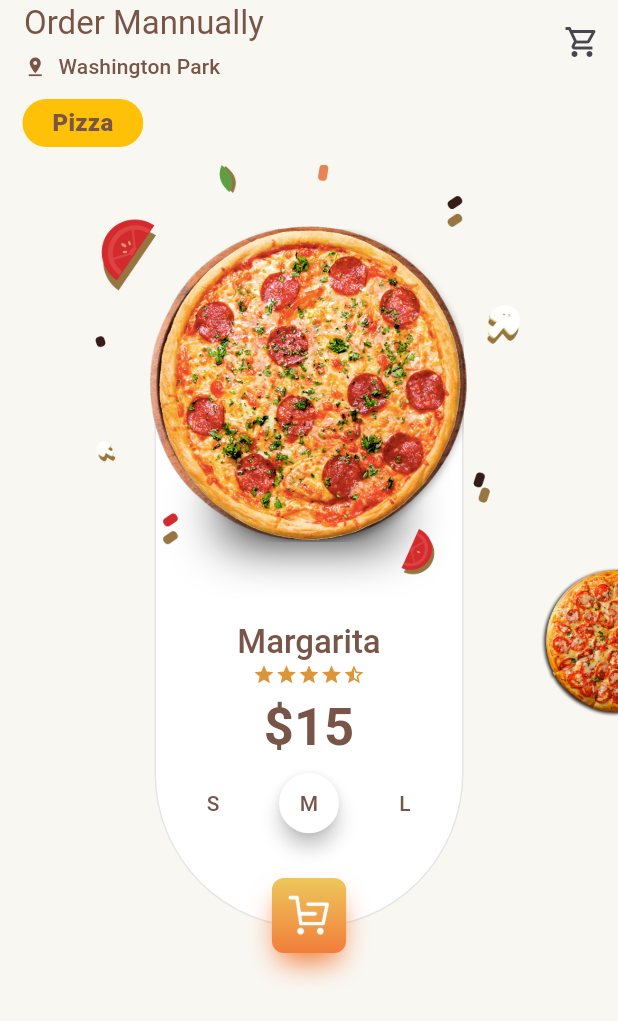
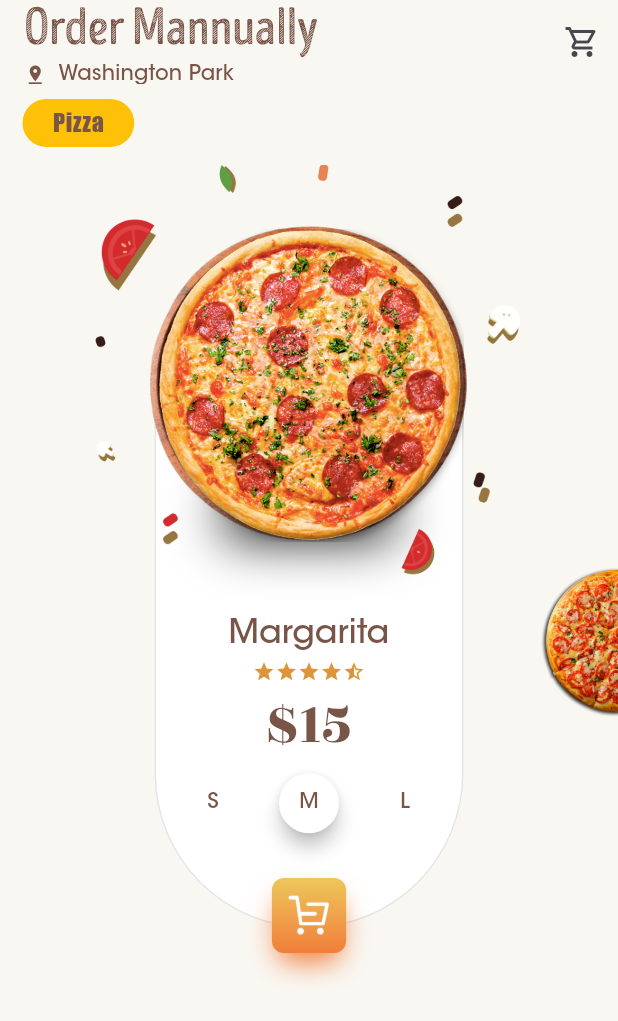
Before and after one commit to MatiasSalomon01/Pizza-App-Challenge, a Flutter app: the screen it shows after launch, on a phone screen of 412 x 824 dp. Shown: the top 1021 px of the screen. Run offline on Flutter 3.47's test engine with Material 3 defaults, Android fonts, the phone set to English and light mode, and no system bars; our stand-ins replace animate_do.

Commit message:
home page done

```diff
--- a/lib/main.dart
+++ b/lib/main.dart
@@ -16,6 +16,7 @@ class MyApp extends StatelessWidget {
       theme: ThemeData(
         scaffoldBackgroundColor: const Color(0xfff9f7f2),
         appBarTheme: const AppBarTheme(backgroundColor: Color(0xfff9f7f2)),
+        fontFamily: "ITC",
         textTheme: const TextTheme(
           titleLarge: TextStyle(color: Colors.brown),
           titleMedium: TextStyle(color: Colors.brown),
--- a/lib/screens/home/home_screens.dart
+++ b/lib/screens/home/home_screens.dart
@@ -45,9 +45,11 @@ class _HomeScreenState extends State<HomeScreen>
           children: [
             Text(
               'Order Mannually',
-              style: Theme.of(context).textTheme.titleLarge,
+              style: Theme.of(context)
+                  .textTheme
+                  .titleLarge
+                  ?.copyWith(fontFamily: 'Header', fontSize: 35),
             ),
-            const SizedBox(height: 5),
             Row(
               children: [
                 const Icon(Icons.pin_drop, size: 15, color: Colors.brown),
@@ -79,10 +81,10 @@ class _HomeScreenState extends State<HomeScreen>
                   color: Colors.amber, borderRadius: BorderRadius.circular(50)),
               child: Text(
                 'Pizza',
-                style: Theme.of(context)
-                    .textTheme
-                    .titleMedium
-                    ?.copyWith(fontWeight: FontWeight.w900),
+                style: Theme.of(context).textTheme.titleMedium?.copyWith(
+                    fontWeight: FontWeight.w500,
+                    letterSpacing: .5,
+                    fontFamily: 'Impact'),
               ),
             ),
             Stack(
@@ -255,7 +257,7 @@ class _HomeScreenState extends State<HomeScreen>
   }
 }
 
-class Details extends StatelessWidget {
+class Details extends StatefulWidget {
   const Details({
     super.key,
     required this.item,
@@ -264,25 +266,34 @@ class Details extends StatelessWidget {
   final PizzaItem item;
 
   @override
+  State<Details> createState() => _DetailsState();
+}
+
+class _DetailsState extends State<Details> {
+  bool isSmall = false;
+  bool isMedium = true;
+  bool isLarge = false;
+  @override
   Widget build(BuildContext context) {
     return SizedBox(
       height: MediaQuery.of(context).size.height * .56,
       child: Column(
         mainAxisAlignment: MainAxisAlignment.end,
         children: [
-          FadeIn(
+          FadeInUp(
+            key: ValueKey(widget.item.name),
+            from: 10,
+            duration: const Duration(milliseconds: 200),
             child: Text(
-              item.name,
-              style: Theme.of(context)
-                  .textTheme
-                  .titleLarge
-                  ?.copyWith(fontWeight: FontWeight.w500),
+              widget.item.name,
+              style: Theme.of(context).textTheme.titleLarge,
             ),
           ),
+          const SizedBox(height: 3),
           Row(
             mainAxisAlignment: MainAxisAlignment.center,
             children: List.generate(5, (index) {
-              var rating = item.rating;
+              var rating = widget.item.rating;
 
               // Determina el tipo de estrella a mostrar
               IconData icon;
@@ -304,55 +315,71 @@ class Details extends StatelessWidget {
               );
             }),
           ),
-          const SizedBox(height: 5),
-          Text(
-            '\$${item.price}',
-            style: Theme.of(context)
-                .textTheme
-                .titleLarge
-                ?.copyWith(fontWeight: FontWeight.bold, fontSize: 35),
+          FadeInUp(
+            key: ValueKey('${widget.item.name}-price'),
+            from: 10,
+            duration: const Duration(milliseconds: 200),
+            child: Text(
+              '\$${widget.item.price}',
+              style: Theme.of(context)
+                  .textTheme
+                  .titleLarge
+                  ?.copyWith(fontSize: 40, fontFamily: 'RozhaOne'),
+            ),
           ),
           const SizedBox(height: 5),
           Row(
             mainAxisAlignment: MainAxisAlignment.center,
             children: [
               ElevatedButton(
-                style: const ButtonStyle(
-                  shape: WidgetStatePropertyAll(CircleBorder()),
-                  elevation: WidgetStatePropertyAll(0),
-                  overlayColor: WidgetStatePropertyAll(Colors.transparent),
-                  backgroundColor: WidgetStatePropertyAll(Colors.white),
+                style: ButtonStyle(
+                  shape: const WidgetStatePropertyAll(CircleBorder()),
+                  elevation: WidgetStatePropertyAll(isSmall ? 5 : 0),
+                  overlayColor:
+                      const WidgetStatePropertyAll(Colors.transparent),
+                  backgroundColor: const WidgetStatePropertyAll(Colors.white),
                 ),
-                onPressed: () {
-                  // dataController.reverse();
-                  // dataController.forward();
-                },
+                onPressed: () => setState(() {
+                  isSmall = true;
+                  isMedium = false;
+                  isLarge = false;
+                }),
                 child: Text(
                   'S',
                   style: Theme.of(context).textTheme.titleSmall,
                 ),
               ),
               ElevatedButton(
-                style: const ButtonStyle(
-                  shape: WidgetStatePropertyAll(CircleBorder()),
-                  elevation: WidgetStatePropertyAll(5),
-                  overlayColor: WidgetStatePropertyAll(Colors.transparent),
-                  backgroundColor: WidgetStatePropertyAll(Colors.white),
+                style: ButtonStyle(
+                  shape: const WidgetStatePropertyAll(CircleBorder()),
+                  elevation: WidgetStatePropertyAll(isMedium ? 5 : 0),
+                  overlayColor:
+                      const WidgetStatePropertyAll(Colors.transparent),
+                  backgroundColor: const WidgetStatePropertyAll(Colors.white),
                 ),
-                onPressed: () {},
+                onPressed: () => setState(() {
+                  isSmall = false;
+                  isMedium = true;
+                  isLarge = false;
+                }),
                 child: Text(
                   'M',
                   style: Theme.of(context).textTheme.titleSmall,
                 ),
               ),
               ElevatedButton(
-                style: const ButtonStyle(
-                  shape: WidgetStatePropertyAll(CircleBorder()),
-                  elevation: WidgetStatePropertyAll(0),
-                  overlayColor: WidgetStatePropertyAll(Colors.transparent),
-                  backgroundColor: WidgetStatePropertyAll(Colors.white),
+                style: ButtonStyle(
+                  shape: const WidgetStatePropertyAll(CircleBorder()),
+                  elevation: WidgetStatePropertyAll(isLarge ? 5 : 0),
+                  overlayColor:
+                      const WidgetStatePropertyAll(Colors.transparent),
+                  backgroundColor: const WidgetStatePropertyAll(Colors.white),
                 ),
-                onPressed: () {},
+                onPressed: () => setState(() {
+                  isSmall = false;
+                  isMedium = false;
+                  isLarge = true;
+                }),
                 child: Text(
                   'L',
                   style: Theme.of(context).textTheme.titleSmall,
```
Also changed, not shown: pubspec.yaml (+13 -11 lines), assets/fonts/ITCAvantGardeStd-Md.otf (added), assets/fonts/IntroHeadB-LBase.otf (added), assets/fonts/RozhaOne-Regular.otf (added), assets/fonts/impact.ttf (added).
